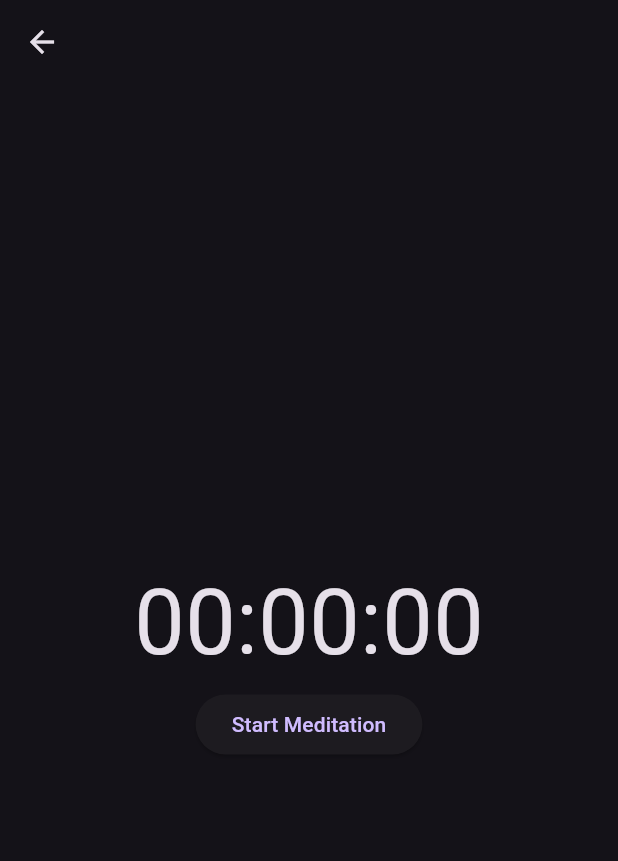
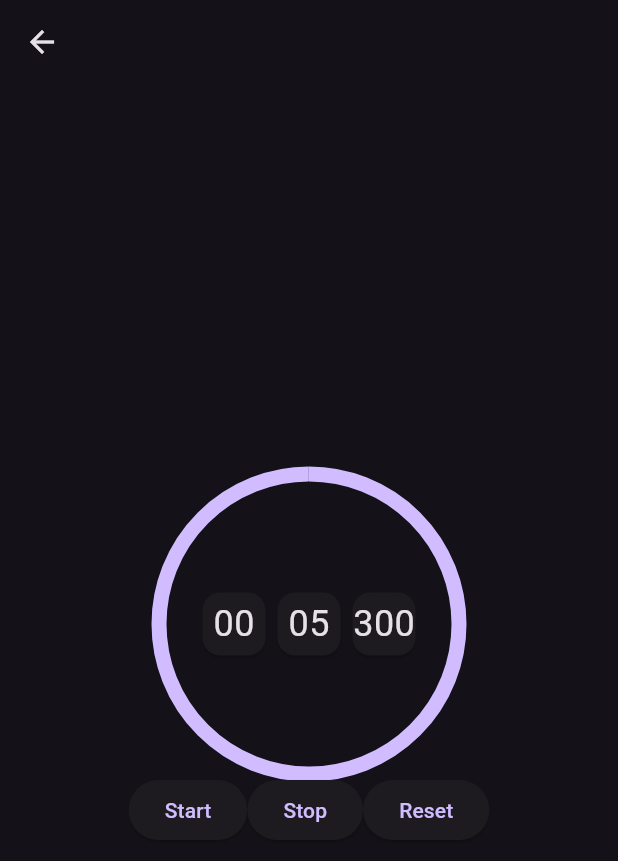
Before and after one commit to SKTDeveloper99/HUGY, a Flutter app: the MeditationPage screen opened directly, on a phone screen of 412 x 824 dp. Shown: the top 861 px of the screen. Run offline on Flutter 3.47's test engine with Material 3 defaults, Android fonts, the phone set to English and light mode, and no system bars; our stand-ins replace cloud_firestore, firebase_auth, firebase_core; missing offline and left inert: chat_gpt_sdk; accounts and stored records are empty; network calls fail.

Commit message:
Update meditation_page.dart

```diff
--- a/lib/screens/activities/meditation_page.dart
+++ b/lib/screens/activities/meditation_page.dart
@@ -14,27 +14,99 @@ class MeditationPage extends StatefulWidget {
 class _MeditationPageState extends State<MeditationPage> {
   Timer? _timer;
 
+  String twoDigits(int n) => n.toString().padLeft(2, "0");
+
+  int max_seconds = 60 * 5;
+  Duration duration = Duration();
+
   int _seconds = 0;
-  final int max_seconds = 60 * 60 * 24;
+  int _minutes = 0;
+  int _hours = 0;
 
-  String formatTime(int time) {
-    int hours = time ~/ 3600;
-    int minutes = (time - hours * 3600) ~/ 60;
-    int seconds = time - hours * 3600 - minutes * 60;
-    return '${hours.toString().padLeft(2, '0')}:${minutes.toString().padLeft(2, '0')}:${seconds.toString().padLeft(2, '0')}';
+  @override
+  void initState() {
+    super.initState();
+    duration = Duration(seconds: max_seconds);
+    _seconds = duration.inSeconds;
+    _minutes = duration.inMinutes;
+    _hours = duration.inHours;
   }
 
-  void startTimer() {}
-  void stopTimer() {}
-  void resetTimer() {}
+  @override
+  void dispose() {
+    stopTimer();
+    super.dispose();
+  }
+
+  void updateTimer() {
+    setState(() {
+      duration = Duration(seconds: max_seconds);
+      max_seconds--;
+      _seconds = duration.inSeconds;
+      _minutes = duration.inMinutes;
+      _hours = duration.inHours;
+    });
+  }
+
+  void startTimer() {
+    _timer = Timer.periodic(Duration(seconds: 1), (_) {
+      updateTimer();
+    });
+  }
+
+  void stopTimer() {
+    // cancel the timer
+    if (_timer != null) {
+      _timer!.cancel();
+    }
+  }
+
+  // set the timer to zero seconds
+  void resetTimer() {
+    setState(() {
+      max_seconds = 60 * 5;
+      duration = Duration(seconds: max_seconds);
+      _seconds = duration.inSeconds;
+      _minutes = duration.inMinutes;
+      _hours = duration.inHours;
+    });
+  }
+
+  Widget buildTimeSlot(int time) {
+    return Container(
+      width: 50,
+      height: 50,
+      child: Card(
+        child: Center(
+          child: Text(
+            twoDigits(time),
+            style: TextStyle(fontSize: 24),
+          ),
+        ),
+      ),
+    );
+  }
 
   Widget buildClock() {
-    return Container(
-      child: Text(
-        '${formatTime(_seconds)}',
-        style: TextStyle(fontSize: 60),
-      ),
-    );
+    return SizedBox(
+        width: 200,
+        height: 200,
+        child: Stack(fit: StackFit.expand, children: [
+          CircularProgressIndicator(
+            value: duration.inSeconds / max_seconds,
+            strokeWidth: 10,
+          ),
+          Center(
+            child: Row(
+              mainAxisAlignment: MainAxisAlignment.center,
+              children: [
+                buildTimeSlot(_hours),
+                buildTimeSlot(_minutes),
+                buildTimeSlot(_seconds),
+              ],
+            ),
+          )
+        ]));
   }
 
   @override
@@ -48,8 +120,24 @@ class _MeditationPageState extends State<MeditationPage> {
                 mainAxisAlignment: MainAxisAlignment.center,
                 children: [
                   buildClock(),
-                  ElevatedButton(
-                      onPressed: () {}, child: Text("Start Meditation"))
+                  Row(
+                    mainAxisAlignment: MainAxisAlignment.center,
+                    children: [
+                      ElevatedButton(
+                          onPressed: () {
+                            setState(() => startTimer());
+                          },
+                          child: Text("Start")),
+                      ElevatedButton(
+                        onPressed: () => stopTimer(),
+                        child: Text("Stop"),
+                      ),
+                      ElevatedButton(
+                        onPressed: () => resetTimer(),
+                        child: Text("Reset"),
+                      ),
+                    ],
+                  ),
                 ],
               )),
             )));
```
